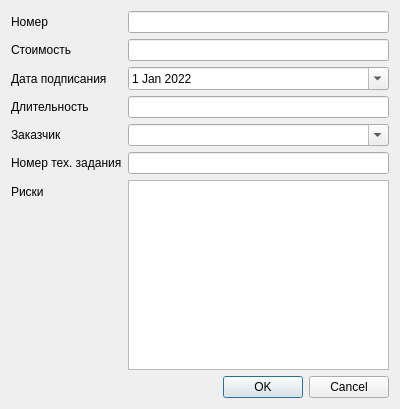
This is windows/contract_widget.ui in Roma-explorer/RuleProject as Qt 5 draws it before an edit. The edited form follows.
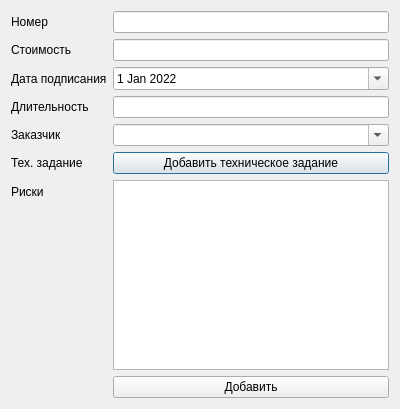
This is the edited form.

Commit message: enter project and sum project tasks added

What changed in the file:
```diff
--- a/windows/contract_widget.ui
+++ b/windows/contract_widget.ui
@@ -84,13 +84,10 @@
      <item row="5" column="0">
       <widget class="QLabel" name="label_12">
        <property name="text">
-        <string>Номер тех. задания</string>
+        <string>Тех. задание</string>
        </property>
       </widget>
      </item>
-     <item row="5" column="1">
-      <widget class="QLineEdit" name="lineEdit_7"/>
-     </item>
      <item row="6" column="0">
       <widget class="QLabel" name="label_13">
        <property name="text">
@@ -99,20 +96,24 @@
       </widget>
      </item>
      <item row="6" column="1">
-      <widget class="QTextEdit" name="textEdit"/>
+      <widget class="QTextEdit" name="risks_edit"/>
+     </item>
+     <item row="5" column="1">
+      <widget class="QPushButton" name="tech_task">
+       <property name="text">
+        <string>Добавить техническое задание</string>
+       </property>
+      </widget>
+     </item>
+     <item row="7" column="1">
+      <widget class="QPushButton" name="add_contract">
+       <property name="text">
+        <string>Добавить</string>
+       </property>
+      </widget>
      </item>
     </layout>
    </item>
-   <item>
-    <widget class="QDialogButtonBox" name="buttonBox">
-     <property name="orientation">
-      <enum>Qt::Horizontal</enum>
-     </property>
-     <property name="standardButtons">
-      <set>QDialogButtonBox::Cancel|QDialogButtonBox::Ok</set>
-     </property>
-    </widget>
-   </item>
   </layout>
  </widget>
  <resources/>
```
Left out of the diff: 45 changed lines with no effect on the pictures. The commit also changes 33 other files.
